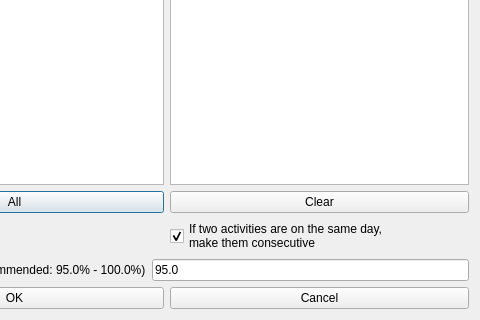
This is fet/src/interface/modifyconstraintminhalfdaysbetweenactivitiesform_template.ui in vonmecheln/fet as Qt 5 draws it before an edit; both pictures show x 146 to 626 and y 220 to 540 of the 626 by 540 pixel window. The edited form follows.
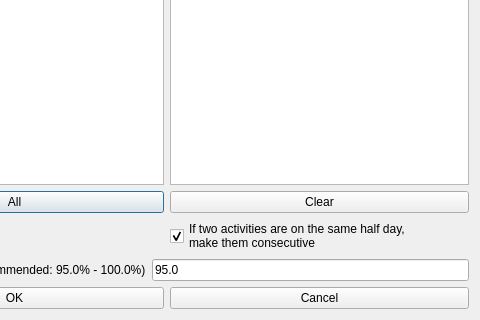
This is the edited form.

The edit to the form file:
```diff
--- a/fet/src/interface/modifyconstraintminhalfdaysbetweenactivitiesform_template.ui
+++ b/fet/src/interface/modifyconstraintminhalfdaysbetweenactivitiesform_template.ui
@@ -180,7 +180,7 @@
      <item>
       <widget class="QCheckBox" name="consecutiveIfSameDayCheckBox">
        <property name="text">
-        <string comment="Keep translation short. Check how the dialog looks (dialog modify min half days between a set of activities)">If two activities are on the same day,
+        <string comment="Keep translation short. Check how the dialog looks (dialog modify min half days between a set of activities)">If two activities are on the same half day,
 make them consecutive</string>
        </property>
        <property name="checked">
```
